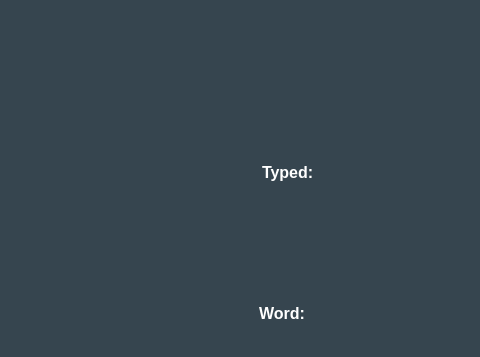
The window that NEA/generated-files/ui/new_SignItInterface.ui (SzFladro/NEA_Sign_It) describes before a commit, drawn with Qt 5; both pictures show x 657 to 1137 and y 0 to 357 of the 1137 by 545 pixel window.
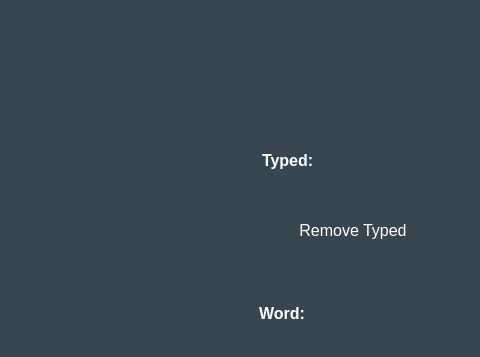
The same window after the commit. Icons and pictures are not drawn. Custom widgets are drawn as their Qt base class.

Commit message: To Do: Fix Class dependencies in live most notable returnbacktoUI where self.mode only seems to be a private variable and always set to None despite being called from child classes

What changed in the file:
```diff
--- a/NEA/generated-files/ui/new_SignItInterface.ui
+++ b/NEA/generated-files/ui/new_SignItInterface.ui
@@ -3084,6 +3084,21 @@
                        </property>
                       </widget>
                      </item>
+                     <item>
+                      <widget class="QPushButtonThemed" name="removetypedButton">
+                       <property name="font">
+                        <font>
+                         <pointsize>12</pointsize>
+                        </font>
+                       </property>
+                       <property name="cursor">
+                        <cursorShape>OpenHandCursor</cursorShape>
+                       </property>
+                       <property name="text">
+                        <string>Remove Typed</string>
+                       </property>
+                      </widget>
+                     </item>
                     </layout>
                    </widget>
                   </widget>
```
Left out of the diff: 4 changed lines with no effect on the pictures. The commit also changes 5 other files.
